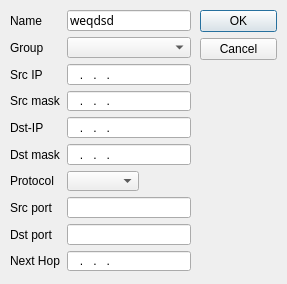
Before: the Qt Designer form mdi/classes.ui in brat002/ExpertBilling, drawn with Qt 5.
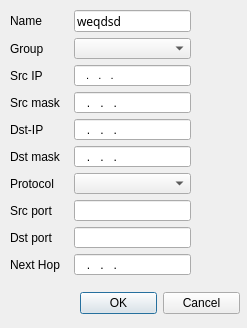
After: the same form once the commit is applied.

```diff
--- a/mdi/classes.ui
+++ b/mdi/classes.ui
@@ -5,8 +5,8 @@
    <rect>
     <x>0</x>
     <y>0</y>
-    <width>287</width>
-    <height>284</height>
+    <width>247</width>
+    <height>328</height>
    </rect>
   </property>
   <property name="windowTitle" >
@@ -15,14 +15,14 @@
   <widget class="QDialogButtonBox" name="buttonBox" >
    <property name="geometry" >
     <rect>
-     <x>200</x>
-     <y>10</y>
-     <width>77</width>
-     <height>56</height>
+     <x>80</x>
+     <y>290</y>
+     <width>160</width>
+     <height>26</height>
     </rect>
    </property>
    <property name="orientation" >
-    <enum>Qt::Vertical</enum>
+    <enum>Qt::Horizontal</enum>
    </property>
    <property name="standardButtons" >
     <set>QDialogButtonBox::Cancel|QDialogButtonBox::NoButton|QDialogButtonBox::Ok</set>
@@ -34,7 +34,7 @@
      <x>10</x>
      <y>10</y>
      <width>181</width>
-     <height>261</height>
+     <height>265</height>
     </rect>
    </property>
    <layout class="QGridLayout" >
@@ -76,12 +76,28 @@
     </item>
     <item row="2" column="1" colspan="2" >
      <widget class="QLineEdit" name="src_ip_edit" >
+      <property name="font" >
+       <font>
+        <family>MS Sans Serif</family>
+        <pointsize>8</pointsize>
+        <kerning>false</kerning>
+       </font>
+      </property>
       <property name="inputMask" >
        <string>000.000.000.000; </string>
       </property>
       <property name="text" >
        <string>...</string>
       </property>
+      <property name="maxLength" >
+       <number>15</number>
+      </property>
+      <property name="frame" >
+       <bool>true</bool>
+      </property>
+      <property name="alignment" >
+       <set>Qt::AlignLeading|Qt::AlignLeft|Qt::AlignVCenter</set>
+      </property>
      </widget>
     </item>
     <item row="3" column="0" >
@@ -133,7 +149,7 @@
       </property>
      </widget>
     </item>
-    <item row="6" column="1" >
+    <item row="6" column="1" colspan="2" >
      <widget class="QComboBox" name="protocol_edit" />
     </item>
     <item row="7" column="0" >
```
